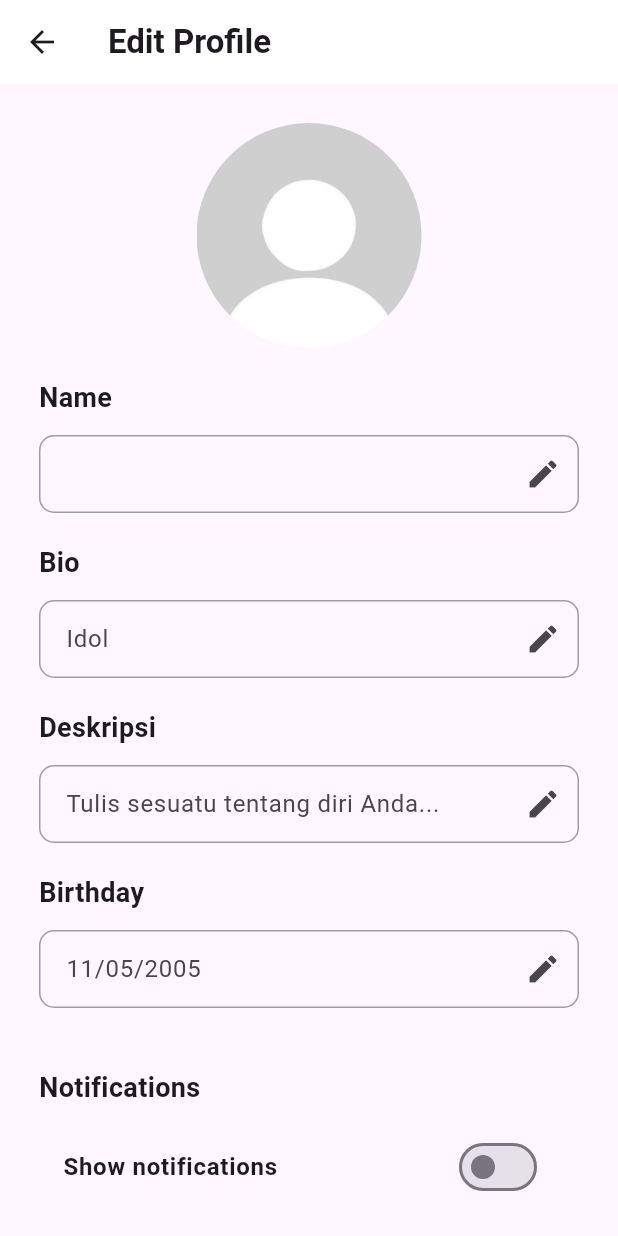
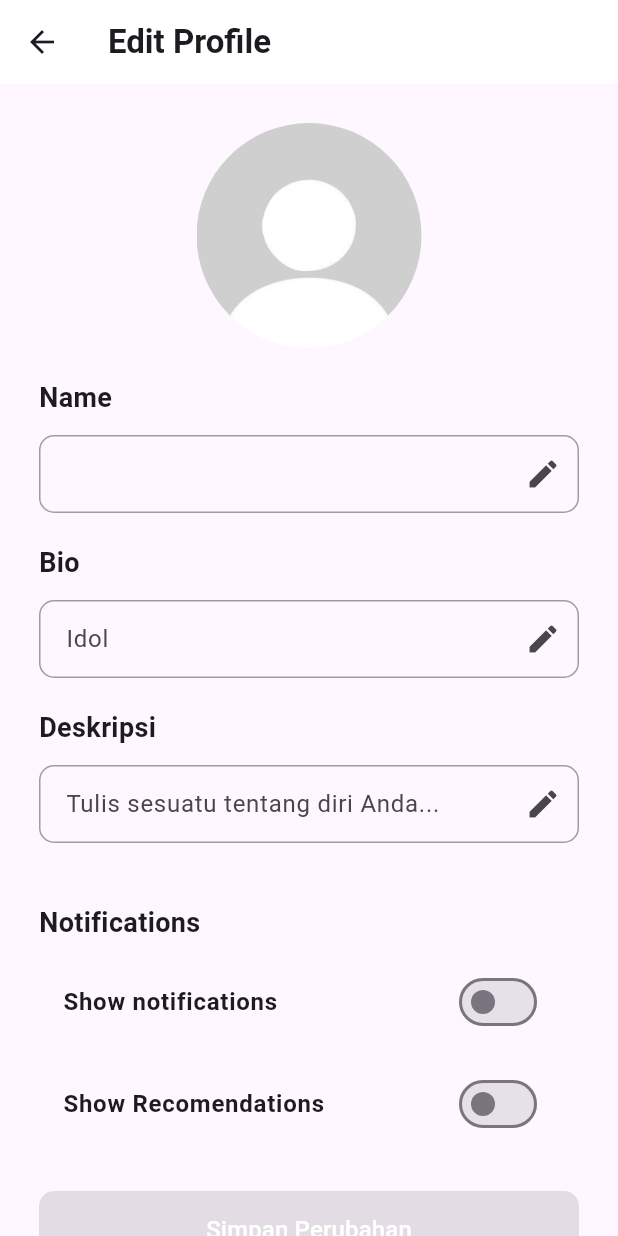
Before and after one commit to Rahmad-Fadhil/App_Tiket_Bioskop_Kelompok, a Flutter app: the Profil screen opened directly, on a phone screen of 412 x 824 dp. Run offline on Flutter 3.47's test engine with Material 3 defaults, Android fonts, the light colour scheme and no system bars; our stand-ins replace flutter_rating_bar, google_fonts.

Commit message:
update profil

```diff
--- a/lib/Provider/provider.dart
+++ b/lib/Provider/provider.dart
@@ -2,11 +2,27 @@
 
 class UserProvider with ChangeNotifier {
   String _username = '';
+  String _bio = '';
+  String _description = '';
+  String _birthday = '';
 
   String get username => _username;
+  String get bio => _bio;
+  String get description => _description;
+  String get birthday => _birthday;
 
   void setUsername(String newUsername) {
     _username = newUsername;
+    notifyListeners();
+  }
+
+  void setbio(String value) {
+    _bio = value;
+    notifyListeners();
+  }
+
+  void setdescription(String value) {
+    _description = value;
     notifyListeners();
   }
 
--- a/lib/pages/profil.dart
+++ b/lib/pages/profil.dart
@@ -10,12 +10,48 @@
 }
 
 class _ProfilState extends State<Profil> {
+  bool _isChanged = false;
   bool OnNotification = false;
   bool OnRecomendations = false;
+  final _nameController = TextEditingController();
+  final _bioController = TextEditingController();
+  final _descController = TextEditingController();
+
+  @override
+  void initState() {
+    super.initState();
+    final user = Provider.of<UserProvider>(context, listen: false);
+    _nameController.text = user.username;
+    _bioController.text = user.bio;
+    _descController.text = user.description;
+
+
+    _nameController.addListener(() => _checkForChanges(user));
+    _bioController.addListener(() => _checkForChanges(user));
+    _descController.addListener(() => _checkForChanges(user));
+  }
+
+  void _checkForChanges(UserProvider user) {
+    setState(() {
+      _isChanged =
+          _nameController.text != user.username ||
+          _bioController.text != user.bio ||
+          _descController.text != user.description;
+    });
+  }
+
+  @override
+  void dispose() {
+    _nameController.dispose();
+    _bioController.dispose();
+    _descController.dispose();
+    super.dispose();
+  }
 
   @override
   Widget build(BuildContext context) {
-    final username = Provider.of<UserProvider>(context).username;
+    final userProvider = Provider.of<UserProvider>(context);
+
     return Scaffold(
       appBar: AppBar(
         backgroundColor: Colors.white,
@@ -60,6 +96,7 @@
                   ),
                   SizedBox(height: 12,),
                   TextField(
+                    controller: _nameController,
                     style: TextStyle(fontSize: 16),
                     textAlignVertical: TextAlignVertical.center,
                     decoration: InputDecoration(
@@ -77,7 +114,6 @@
                         borderSide: BorderSide(color: Colors.grey),
                       ),
                       contentPadding: EdgeInsets.all(14),
-                      hintText: username
                     ),
                     onChanged: (value) {
                       Provider.of<UserProvider>(context, listen: false).setUsername(value);
@@ -97,6 +133,7 @@
                   ),
                   SizedBox(height: 12,),
                   TextField(
+                    controller: _bioController,
                     style: TextStyle(fontSize: 16),
                     textAlignVertical: TextAlignVertical.center,
                     decoration: InputDecoration(
@@ -131,6 +168,7 @@
                   ),
                   SizedBox(height: 12,),
                   TextField(
+                    controller: _descController,
                     style: TextStyle(fontSize: 16),
                     textAlignVertical: TextAlignVertical.top,
                     maxLines: null,
@@ -152,40 +190,7 @@
                       hintText: 'Tulis sesuatu tentang diri Anda...'
                     ),
                   ),
-                  SizedBox(height: 20,),
-                  Row(
-                    children: [
-                      Text(
-                        "Birthday",
-                        style: TextStyle(
-                          fontWeight: FontWeight.bold,
-                          fontSize: 18,
-                        ),
-                      )
-                    ],
-                  ),
-                  SizedBox(height: 12,),
-                  TextField(
-                    style: TextStyle(fontSize: 16),
-                    textAlignVertical: TextAlignVertical.center,
-                    decoration: InputDecoration(
-                      suffixIcon: Icon(Icons.edit),
-                      border: OutlineInputBorder(
-                        borderRadius: BorderRadius.circular(10),
-                        borderSide: BorderSide(color: Colors.grey),
-                      ),
-                      focusedBorder: OutlineInputBorder(
-                        borderRadius: BorderRadius.circular(10),
-                        borderSide: BorderSide(color: Colors.grey), // Warna border abu-abu saat fokus
-                      ),
-                      enabledBorder: OutlineInputBorder(
-                        borderRadius: BorderRadius.circular(10),
-                        borderSide: BorderSide(color: Colors.grey),
-                      ),
-                      contentPadding: EdgeInsets.all(14),
-                      hintText: '11/05/2005'
-                    ),
-                  ),
+
                   SizedBox(height: 40,),
                   Row(
                     children: [
@@ -228,6 +233,38 @@
                       });
                     })
                   ),
+
+                  SizedBox(height: 30),
+                  SizedBox(
+                    width: double.infinity,
+                    child: ElevatedButton(
+                      onPressed: _isChanged ? () {
+
+                        userProvider.setUsername(_nameController.text);
+                        userProvider.setbio(_bioController.text);
+                        userProvider.setdescription(_descController.text);
+
+                        setState(() => _isChanged = false);
+
+                        ScaffoldMessenger.of(context).showSnackBar(
+                          SnackBar(
+                            content: Text("Perubahan berhasil disimpan"),
+                            duration: Duration(seconds: 2),
+                          ),
+                        );
+                      }
+                      : null,
+                      style: ElevatedButton.styleFrom(
+                        backgroundColor: _isChanged ? Colors.blue : Colors.grey,
+                        padding: EdgeInsets.symmetric(vertical: 14),
+                        shape: RoundedRectangleBorder(borderRadius: BorderRadius.circular(10)),
+                      ),
+                      child: Text(
+                        "Simpan Perubahan",
+                        style: TextStyle(color: Colors.white, fontSize: 16),
+                      ),
+                    ),
+                  ),
                 ],
               ),
             ),
@@ -236,4 +273,12 @@
       ),
     );
   }
+  InputDecoration _inputDecoration(String hint) {
+    return InputDecoration(
+      suffixIcon: const Icon(Icons.edit),
+      hintText: hint,
+      border: OutlineInputBorder(borderRadius: BorderRadius.circular(10)),
+      contentPadding: const EdgeInsets.all(14),
+    );
+  }
 }
```
Also changed, not shown: lib/pages/home.dart (deleted, +0 -351 lines).
